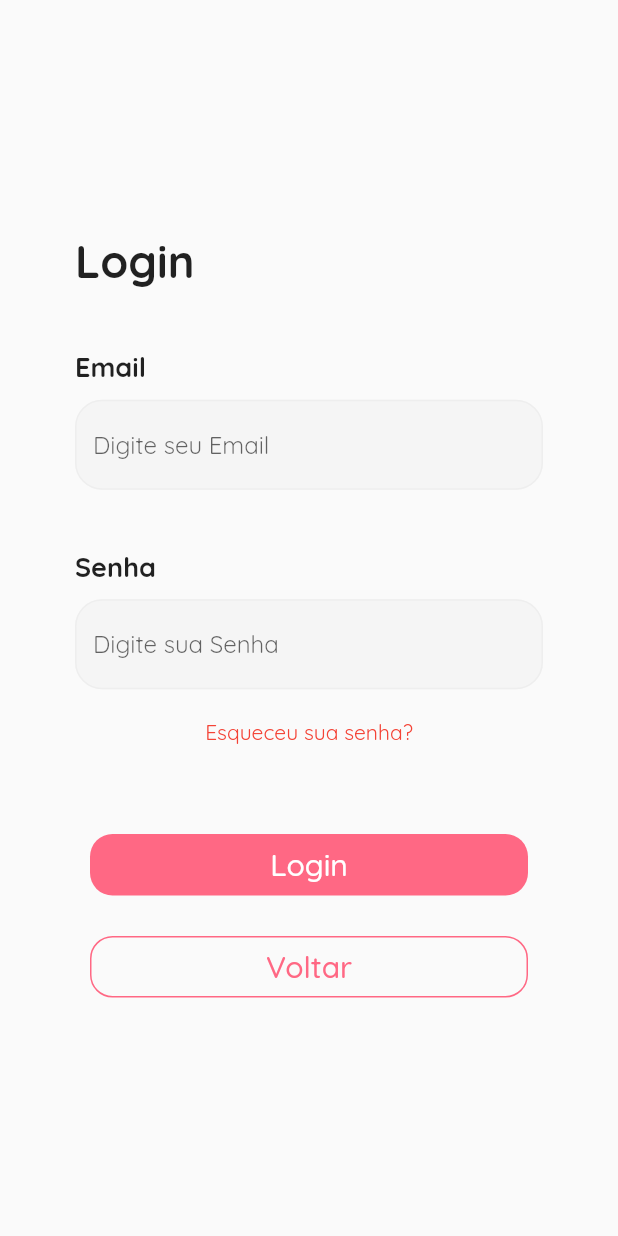
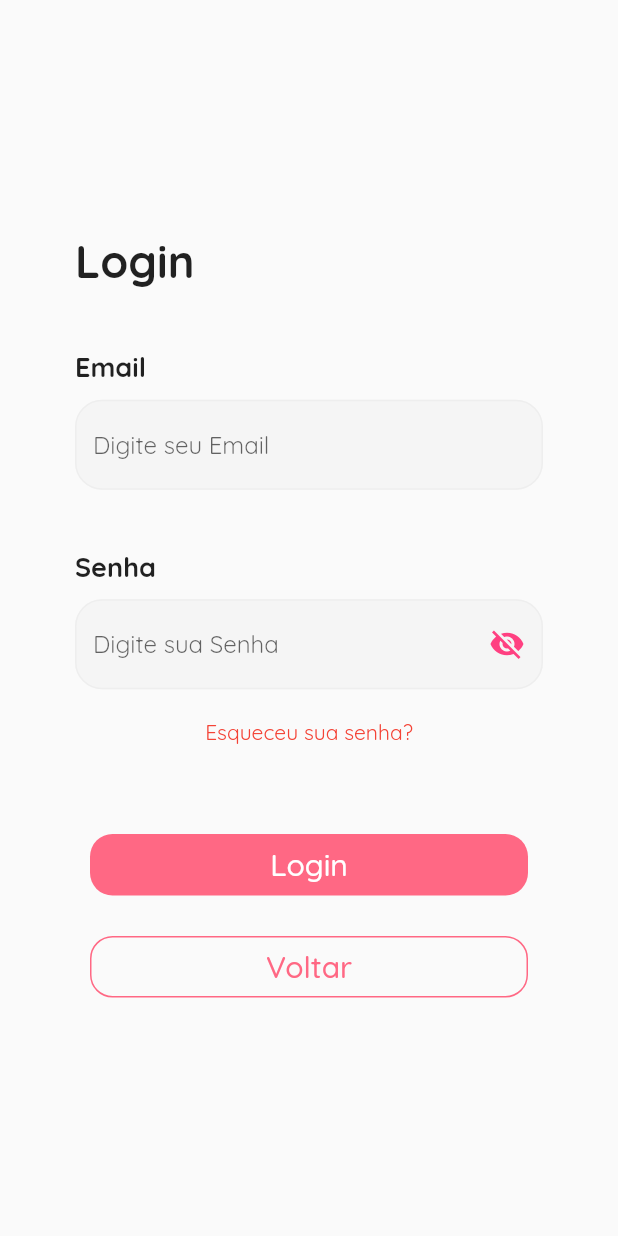
Before and after one commit to ViniciusBatista32/nous, a Flutter app: the screen it shows after launch, swiped to page 3, on a phone screen of 412 x 824 dp. Run offline on Flutter 3.47's test engine with Material 2 defaults, Android fonts, the phone set to English and light mode, and no system bars; our stand-ins replace get.

Commit message:
botao de visualizar senha 100% atualizado

```diff
--- a/lib/components/widgets.dart
+++ b/lib/components/widgets.dart
@@ -1,8 +1,9 @@
 import 'package:flutter/material.dart';
+import 'package:get/route_manager.dart';
 
 class WidgetComponents
 {
-  Widget CustomFormField({controller, validator, hintText, padding = 0, keyboardType = TextInputType.text, obscureText = false})
+  Widget CustomFormField({controller, validator, hintText, padding = 0, keyboardType = TextInputType.text, obscureText = false, suffixIcon = false})
   {
     return Padding(
       padding: padding,
@@ -17,6 +18,7 @@ class WidgetComponents
           hintText: hintText,
           fillColor: Colors.grey.shade100,
           filled: true,
+          suffixIcon: suffixIcon == false ? SizedBox.shrink() : suffixIcon,
 
           enabledBorder: OutlineInputBorder(
             borderRadius: BorderRadius.circular(18),
--- a/lib/ui/homepage/login_page.dart
+++ b/lib/ui/homepage/login_page.dart
@@ -92,6 +92,17 @@ class _LoginPageState extends State<LoginPage> {
 
                   WidgetComponents().CustomFormField(
                     controller: passwordController,
+                    suffixIcon: GestureDetector(
+                      onTap: (){
+                        setState(() {
+                          invisible = !invisible;
+                        });
+                      },
+                      child: Icon(
+                        invisible ? Icons.visibility_off : Icons.visibility,
+                        color: Colors.pinkAccent,
+                      )
+                    ),
 
                     validator: (value) {
                       if(value!.isEmpty)
@@ -101,7 +112,7 @@ class _LoginPageState extends State<LoginPage> {
                     hintText: "Digite sua Senha",
                     padding: EdgeInsets.only(top: 10),
                     keyboardType: TextInputType.text,
-                    obscureText: true
+                    obscureText: invisible
                   ),
 
                   Padding(
```
